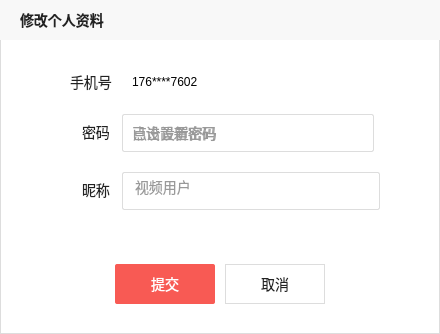
The window that client/BiliVideoPlayerSystem/modifymyselfdialog.ui (shilinnull/BiliVideoPlayer) describes before a commit, drawn with Qt 5.
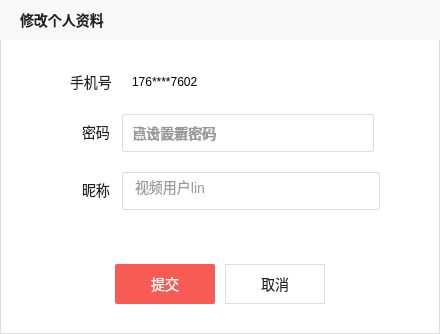
The same window after the commit. Icons and pictures are not drawn.

```diff
--- a/client/BiliVideoPlayerSystem/modifymyselfdialog.ui
+++ b/client/BiliVideoPlayerSystem/modifymyselfdialog.ui
@@ -198,7 +198,7 @@
 }</string>
    </property>
    <property name="text">
-    <string>视频用户</string>
+    <string>视频用户lin</string>
    </property>
   </widget>
   <widget class="QPushButton" name="submitBtn">
```
